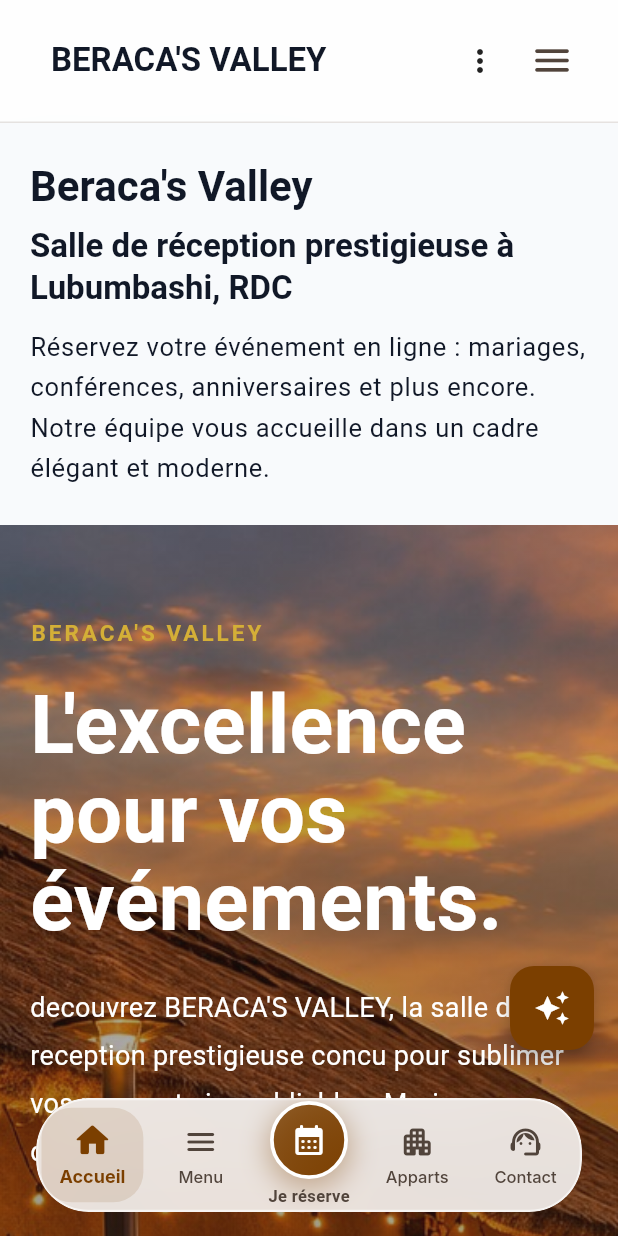
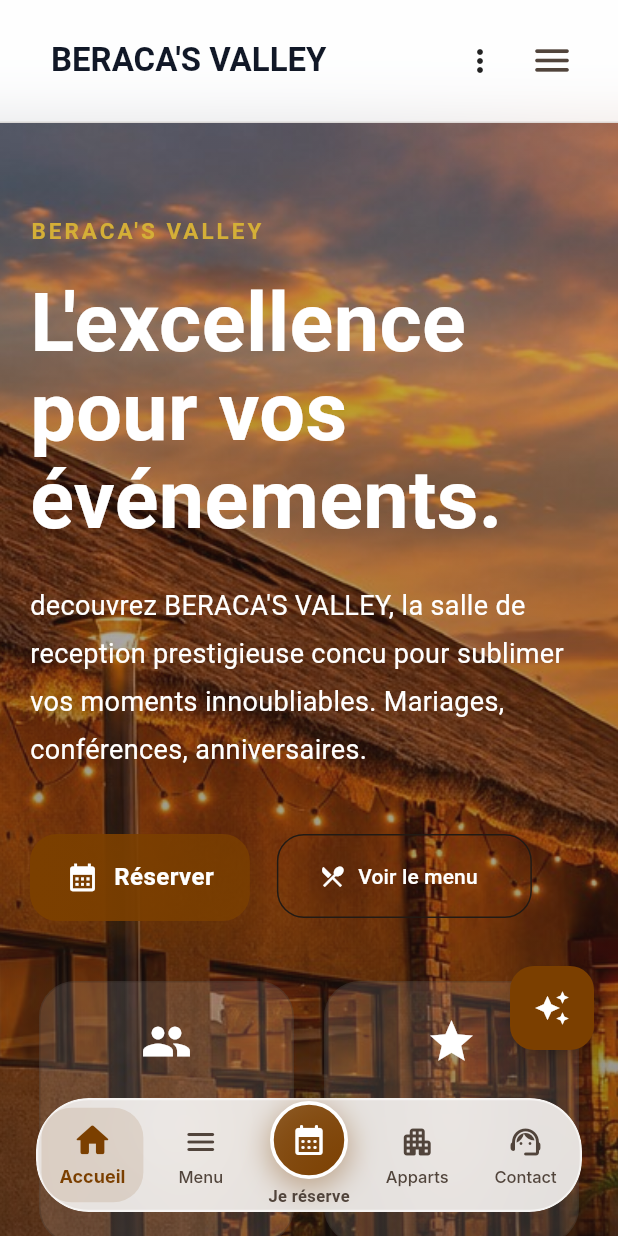
Before and after one commit to nikongng/beraka, a Flutter app: the screen it shows after launch, on a phone screen of 412 x 824 dp. Run offline on Flutter 3.47's test engine with Material 3 defaults, Android fonts, the phone set to English and light mode, and no system bars; drawn by our look-alikes of flutter_animate; our stand-ins replace file_picker, flutter_map, flutter_tts, latlong2, permission_handler, speech_to_text and 1 more; accounts and stored records are empty; Roboto replaces fonts that are missing (Inter).

Commit message:
Remove SEO block from home screen
Removed SEO block containing descriptive text for the venue.

```diff
--- a/lib/screens/home_screen.dart
+++ b/lib/screens/home_screen.dart
@@ -103,34 +103,6 @@ class _HomeScreenState extends State<HomeScreen> {
     return CustomScrollView(
       physics: const BouncingScrollPhysics(),
       slivers: [
-        // ===== NOUVEAU BLOC SEO (texte visible pour Google) =====
-        SliverToBoxAdapter(
-          child: Padding(
-            padding: const EdgeInsets.symmetric(horizontal: 20, vertical: 24),
-            child: Column(
-              crossAxisAlignment: CrossAxisAlignment.start,
-              children: [
-                Text(
-                  "Beraca's Valley",
-                  style: Theme.of(context).textTheme.headlineMedium?.copyWith(
-                        fontWeight: FontWeight.bold,
-                      ),
-                ),
-                const SizedBox(height: 8),
-                Text(
-                  "Salle de réception prestigieuse à Lubumbashi, RDC",
-                  style: Theme.of(context).textTheme.titleLarge,
-                ),
-                const SizedBox(height: 12),
-                Text(
-                  "Réservez votre événement en ligne : mariages, conférences, anniversaires et plus encore. Notre équipe vous accueille dans un cadre élégant et moderne.",
-                  style: Theme.of(context).textTheme.bodyLarge,
-                ),
-              ],
-            ),
-          ),
-        ),
-        // ======================================================
         SliverToBoxAdapter(
           child: HeroSection(
             onReservation: () => widget.onNavigate(2),
```
